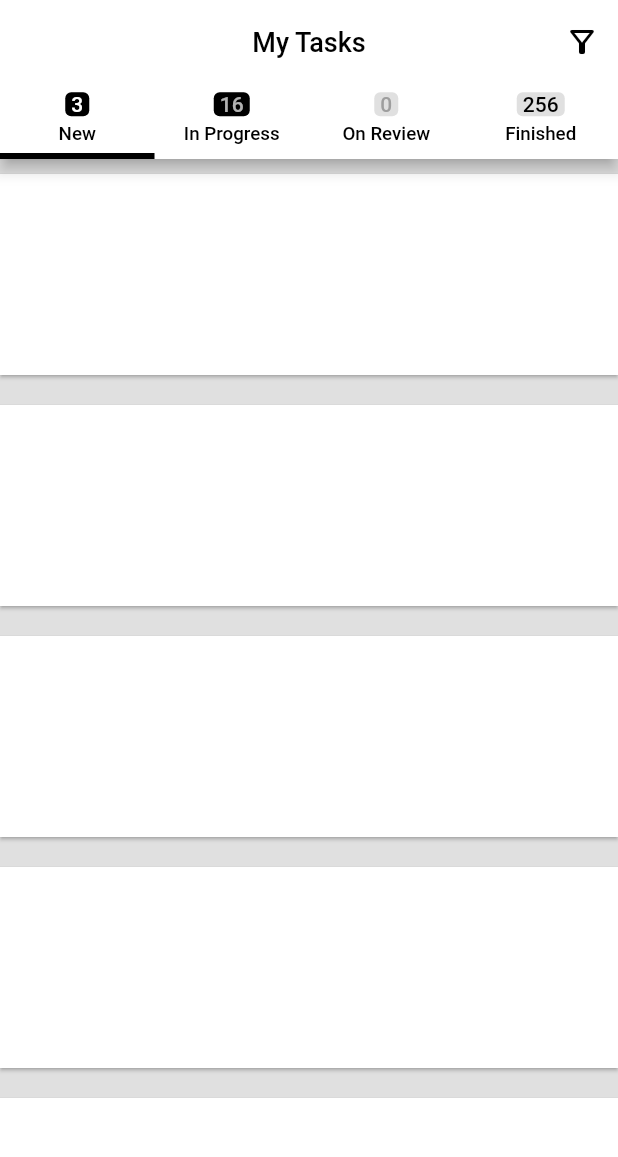
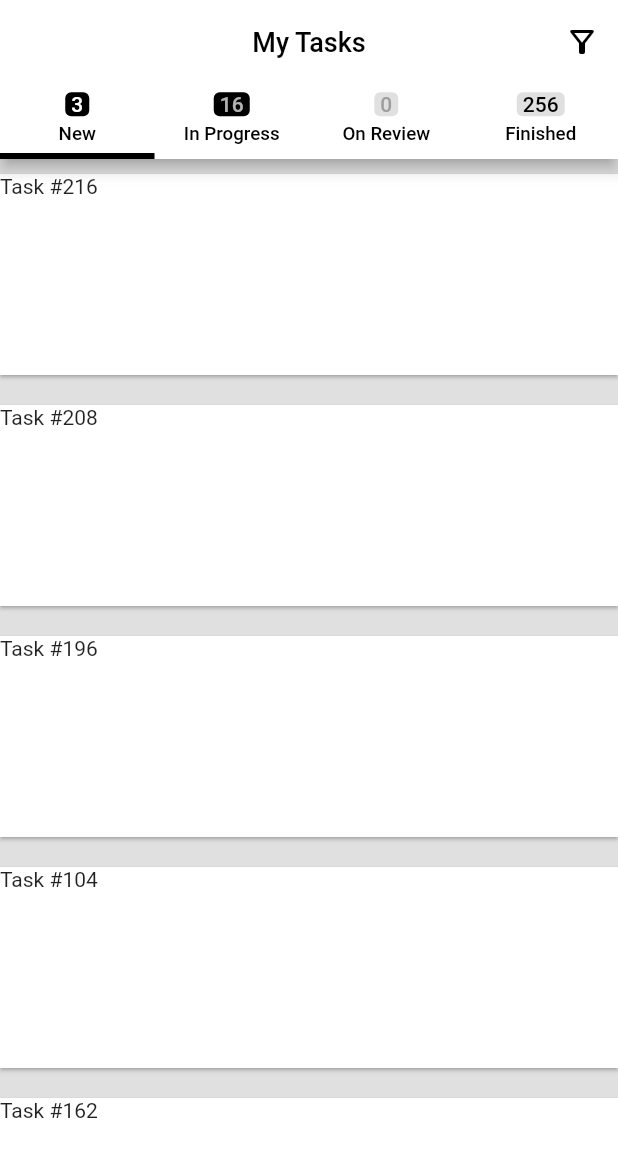
Before and after one commit to JAICHANGPARK/flutter_notebook_13th_story, a Flutter app: the screen it shows after launch, on a phone screen of 412 x 824 dp. Shown: the top 1157 px of the screen. Run offline on Flutter 3.47's test engine with Material 2 defaults, Android fonts, the phone set to English and light mode, and no system bars; our stand-ins replace get.

Commit message:
Update task_manager_home_page.dart

```diff
--- a/lib/ep813_task_manager_app/ui/task_manager_home_page.dart
+++ b/lib/ep813_task_manager_app/ui/task_manager_home_page.dart
@@ -151,7 +151,13 @@ class _TaskManagerHomePageState extends State<TaskManagerHomePage> with SingleTi
                     decoration: BoxDecoration(color: Colors.white),
                     child: Column(
                       children: [
+                        Row(
+                          children: [
+                            Text("Task #${taskItems[index].taskNumber}",style: TextStyle(
 
+                            ),)
+                          ],
+                        )
                       ],
                     ),
                   ),
```
